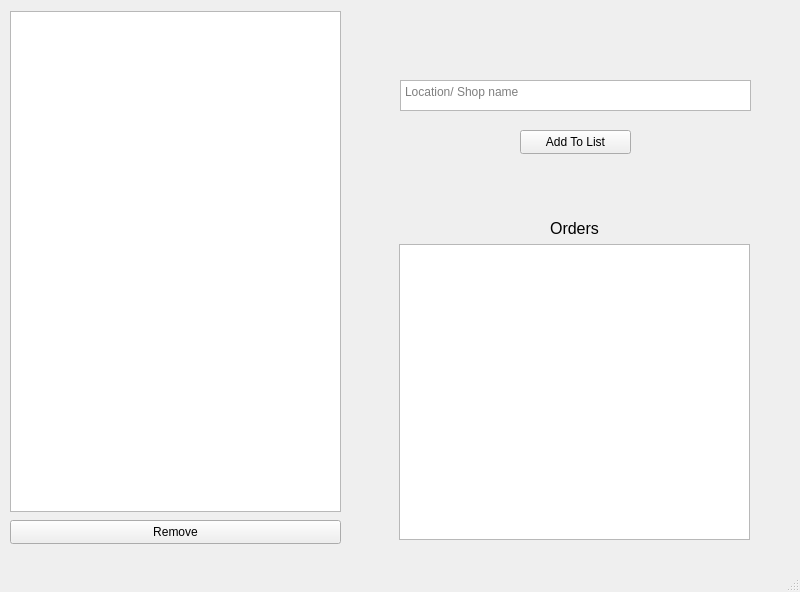
DhirajWishal/DeliveryPlanningTool, file Source/EditLocations.ui: the form before one commit.
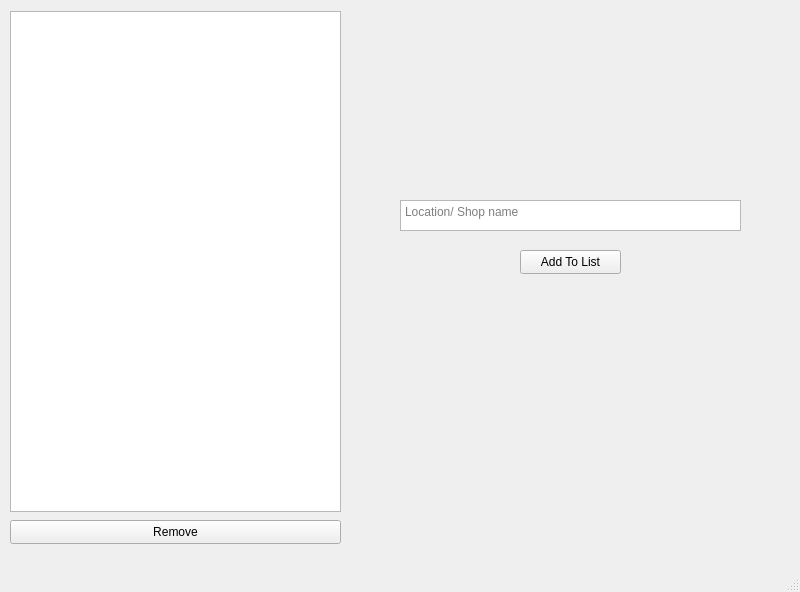
The form after the commit.

```diff
--- a/Source/EditLocations.ui
+++ b/Source/EditLocations.ui
@@ -28,8 +28,8 @@
     <property name="geometry">
      <rect>
       <x>400</x>
-      <y>80</y>
-      <width>351</width>
+      <y>200</y>
+      <width>341</width>
       <height>31</height>
      </rect>
     </property>
@@ -41,8 +41,8 @@
     <property name="geometry">
      <rect>
       <x>520</x>
-      <y>130</y>
-      <width>111</width>
+      <y>250</y>
+      <width>101</width>
       <height>24</height>
      </rect>
     </property>
@@ -63,36 +63,6 @@
      <string>Remove</string>
     </property>
    </widget>
-   <widget class="QWidget" name="verticalLayoutWidget">
-    <property name="geometry">
-     <rect>
-      <x>399</x>
-      <y>219</y>
-      <width>351</width>
-      <height>321</height>
-     </rect>
-    </property>
-    <layout class="QVBoxLayout" name="verticalLayout">
-     <item>
-      <widget class="QLabel" name="label">
-       <property name="font">
-        <font>
-         <pointsize>12</pointsize>
-        </font>
-       </property>
-       <property name="text">
-        <string>Orders</string>
-       </property>
-       <property name="alignment">
-        <set>Qt::AlignCenter</set>
-       </property>
-      </widget>
-     </item>
-     <item>
-      <widget class="QListWidget" name="itemList"/>
-     </item>
-    </layout>
-   </widget>
   </widget>
   <widget class="QMenuBar" name="menubar">
    <property name="geometry">
```
